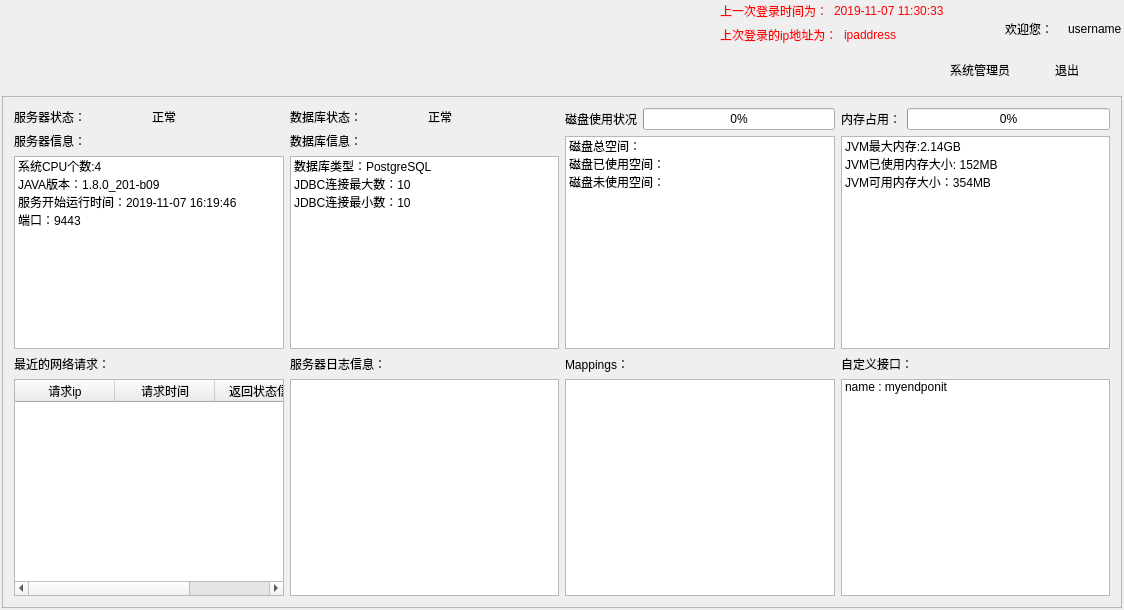
Above: client/SystemAdminClient/systemadminwidget.ui from Sneaker001333/CloudStorage before the change. Below: the same form after it.
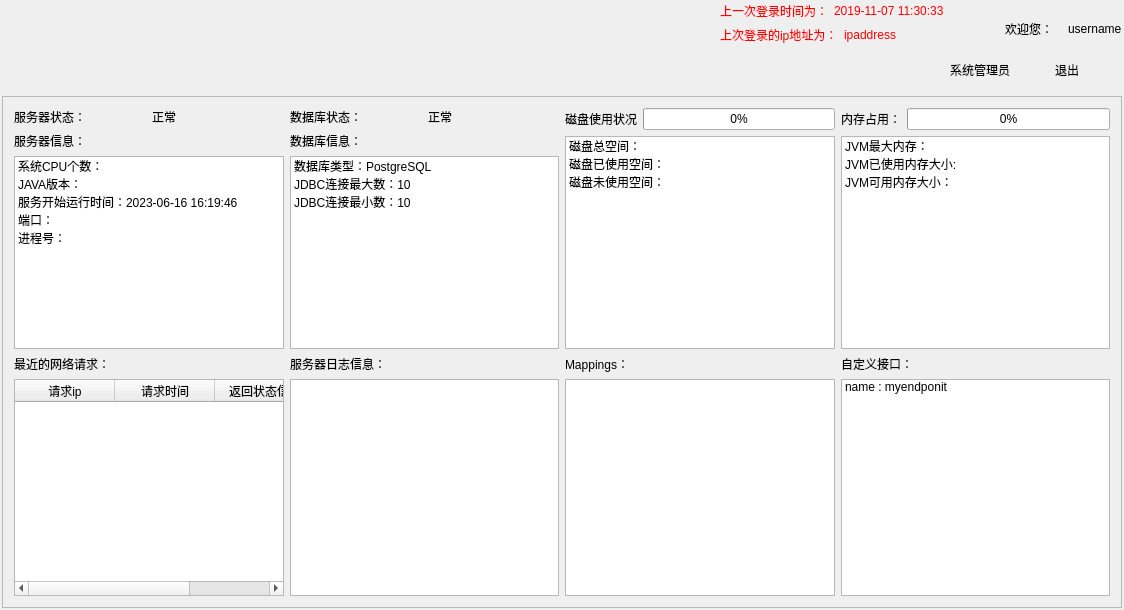
That is the form after the change. Icons and pictures are not drawn.

Commit message: Finish system admin client

Patch:
```diff
--- a/client/SystemAdminClient/systemadminwidget.ui
+++ b/client/SystemAdminClient/systemadminwidget.ui
@@ -428,22 +428,27 @@
                            <widget class="QListWidget" name="listWidget_3">
                             <item>
                              <property name="text">
-                              <string>系统CPU个数:4</string>
+                              <string>系统CPU个数：</string>
                              </property>
                             </item>
                             <item>
                              <property name="text">
-                              <string>JAVA版本：1.8.0_201-b09</string>
+                              <string>JAVA版本：</string>
                              </property>
                             </item>
                             <item>
                              <property name="text">
-                              <string>服务开始运行时间：2019-11-07 16:19:46</string>
+                              <string>服务开始运行时间：2023-06-16 16:19:46</string>
                              </property>
                             </item>
                             <item>
                              <property name="text">
-                              <string>端口：9443</string>
+                              <string>端口：</string>
+                             </property>
+                            </item>
+                            <item>
+                             <property name="text">
+                              <string>进程号：</string>
                              </property>
                             </item>
                            </widget>
@@ -589,17 +594,17 @@
                          <widget class="QListWidget" name="listWidget_2">
                           <item>
                            <property name="text">
-                            <string>JVM最大内存:2.14GB</string>
+                            <string>JVM最大内存：</string>
                            </property>
                           </item>
                           <item>
                            <property name="text">
-                            <string>JVM已使用内存大小: 152MB</string>
+                            <string>JVM已使用内存大小: </string>
                            </property>
                           </item>
                           <item>
                            <property name="text">
-                            <string>JVM可用内存大小：354MB</string>
+                            <string>JVM可用内存大小：</string>
                            </property>
                           </item>
                          </widget>
```
The commit also changes 2 other files.
